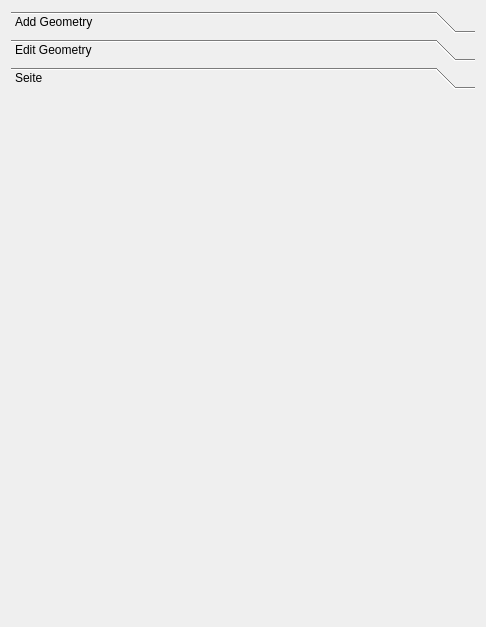
The window that SIM-VICUS/src/SVPropEditGeometry.ui (ghorwin/SIM-VICUS) describes before a commit, drawn with Qt 5.
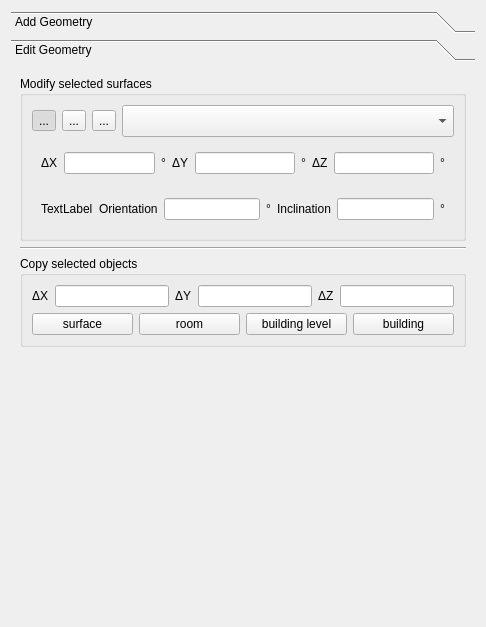
The same window after the commit. The open tabs and pages were chosen to show the change. Icons and pictures are not drawn. Custom widgets are drawn as their Qt base class.

Commit message: Modification in Copy Operations

Patch:
```diff
--- a/SIM-VICUS/src/SVPropEditGeometry.ui
+++ b/SIM-VICUS/src/SVPropEditGeometry.ui
@@ -156,7 +156,7 @@
         <x>0</x>
         <y>0</y>
         <width>474</width>
-        <height>549</height>
+        <height>571</height>
        </rect>
       </property>
       <attribute name="label">
@@ -601,19 +601,6 @@
        </item>
       </layout>
      </widget>
-     <widget class="QWidget" name="pageCopy">
-      <property name="geometry">
-       <rect>
-        <x>0</x>
-        <y>0</y>
-        <width>474</width>
-        <height>549</height>
-       </rect>
-      </property>
-      <attribute name="label">
-       <string>Seite</string>
-      </attribute>
-     </widget>
     </widget>
    </item>
   </layout>
```
Left out of the diff: 46 changed lines with no effect on the pictures. The commit also changes 2 other files.
